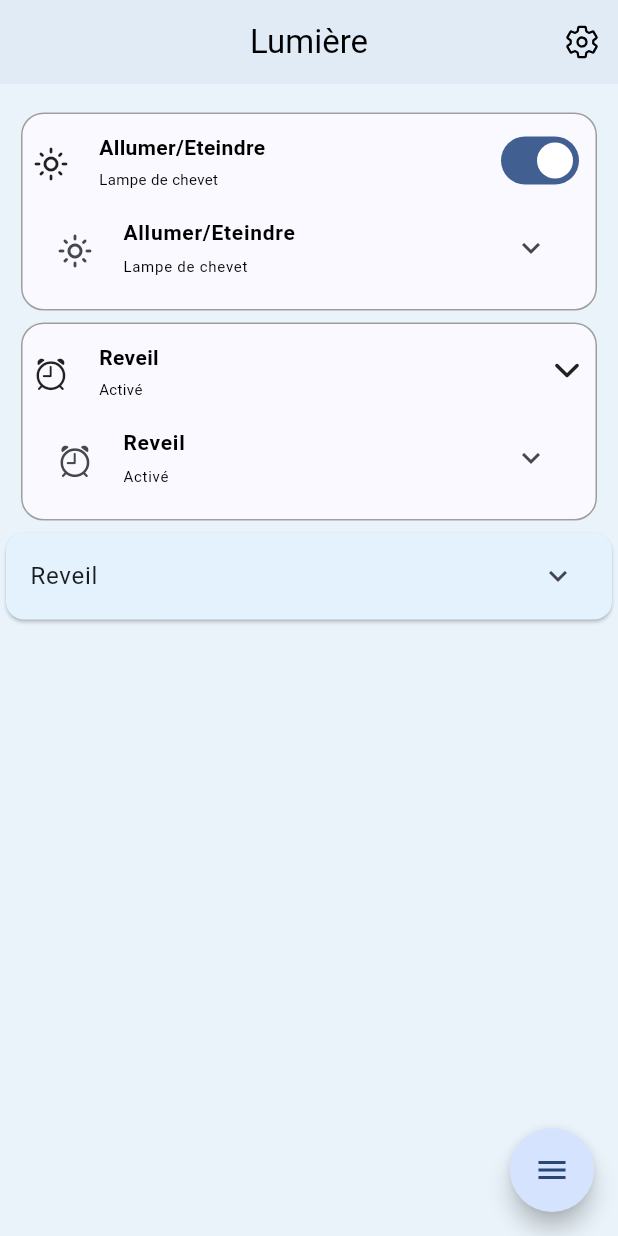
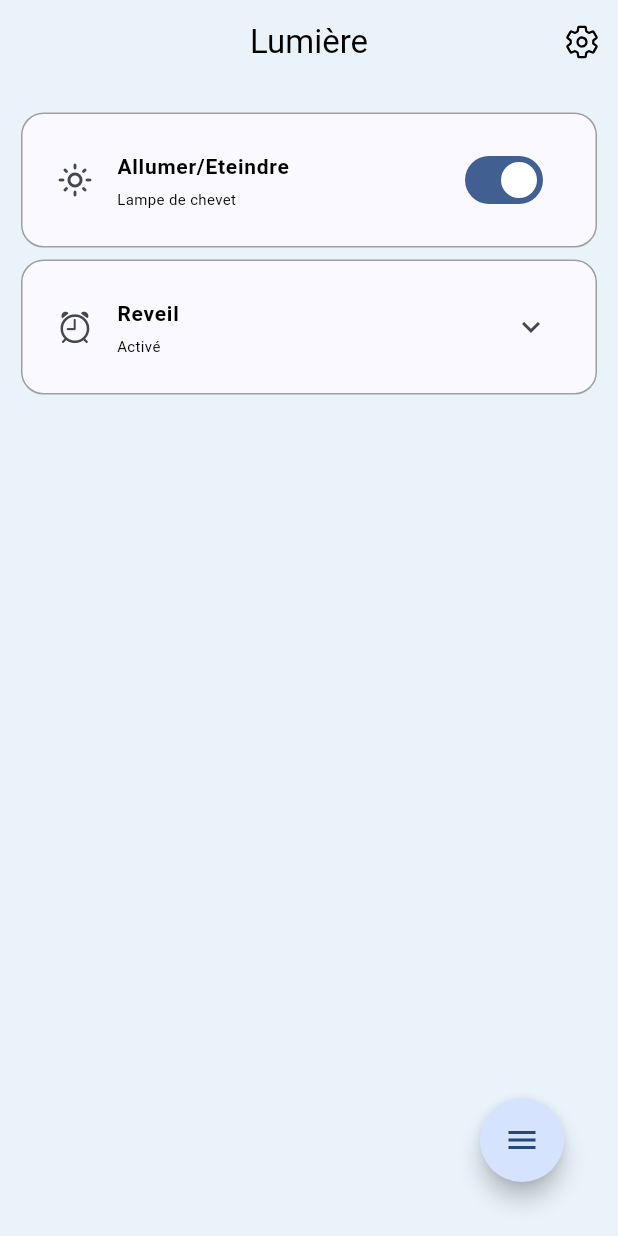
Before and after one commit to AymericROUVRAIS/lumiere, a Flutter app: the screen it shows after launch, on a phone screen of 412 x 824 dp. Run offline on Flutter 3.47's test engine with Material 3 defaults, Android fonts, the phone set to English and light mode, and no system bars; drawn by our look-alikes of flutter_speed_dial; our stand-ins replace ionicons, toggle_switch.

Commit message:
Correct implementation of MainCard

```diff
--- a/lib/components/main_card.dart
+++ b/lib/components/main_card.dart
@@ -7,6 +7,7 @@ class MainCard extends StatefulWidget {
   final VoidCallback onTap;
   final String leadingLabel;
   final String subLabel;
+  final List<ListTile> expansionChild;
 
   const MainCard({
     super.key,
@@ -14,6 +15,7 @@ class MainCard extends StatefulWidget {
     required this.onTap,
     required this.leadingLabel,
     required this.subLabel,
+    required this.expansionChild,
     this.end,
   });
 
@@ -31,86 +33,19 @@ class _MainCardState extends State<MainCard> {
         shape: RoundedRectangleBorder(
           side: const BorderSide(color: Colors.grey, width: 1.0),
           borderRadius: BorderRadius.circular(15),
-        ), // fixed: valid border
+        ), // customize card border
         child: Padding(
           padding: const EdgeInsets.all(8.0),
-          child: Column(
-            children: [
-              GestureDetector(
-                onTap: widget.onTap,
-                child: Row(
-                  mainAxisAlignment: MainAxisAlignment.center,
-                  crossAxisAlignment: CrossAxisAlignment.center,
-                  children: [
-                    Padding(
-                      padding: const EdgeInsets.only(top: 5.0),
-                      child: Icon(widget.icon),
-                    ),
-                    Expanded(
-                      child: Padding(
-                        padding: const EdgeInsets.symmetric(
-                          horizontal: 20.0,
-                          vertical: 5.0,
-                        ),
-                        child: Column(
-                          crossAxisAlignment: CrossAxisAlignment.start,
-                          children: [
-                            Text(
-                              widget.leadingLabel,
-                              style: leadingTextStyle(context),
-                            ),
-                            const SizedBox(height: 4.0),
-                            if (widget.subLabel.isNotEmpty)
-                              Text(
-                                widget.subLabel,
-                                style: subTextStyle(context),
-                              ),
-                          ],
-                        ),
-                      ),
-                    ),
-                    if (widget.end != null) widget.end!,
-                  ],
-                ),
-              ),
-              ExpansionTile(
-                shape: const RoundedRectangleBorder(
-                  side: BorderSide(color: Colors.transparent),
-                  borderRadius: BorderRadius.all(Radius.circular(15)),
-                ),
-                title: Row(
-                  children: [
-                    Padding(
-                      padding: const EdgeInsets.only(top: 5.0),
-                      child: Icon(widget.icon),
-                    ),
-                    Expanded(
-                      child: Padding(
-                        padding: const EdgeInsets.symmetric(
-                          horizontal: 20.0,
-                          vertical: 5.0,
-                        ),
-                        child: Column(
-                          crossAxisAlignment: CrossAxisAlignment.start,
-                          children: [
-                            Text(
-                              widget.leadingLabel,
-                              style: leadingTextStyle(context),
-                            ),
-                            const SizedBox(height: 4.0),
-                            if (widget.subLabel.isNotEmpty)
-                              Text(
-                                widget.subLabel,
-                                style: subTextStyle(context),
-                              ),
-                          ],
-                        ),
-                      ),
-                    ),
-                  ],
-                ),
-              ),
-            ],
+          child: ExpansionTile(
+            title: Text(widget.leadingLabel, style: leadingTextStyle(context)),
+            subtitle: Text(widget.subLabel, style: subTextStyle(context)),
+            leading: Icon(widget.icon),
+            trailing: widget.end, // default chevron if widget.end is empty
+            shape: const RoundedRectangleBorder(
+              side: BorderSide(color: Colors.transparent),
+              borderRadius: BorderRadius.all(Radius.circular(15)),
+            ),
+            children: widget.expansionChild,
           ),
         ),
       ),
--- a/lib/components/toggle_switch.dart
+++ b/lib/components/toggle_switch.dart
@@ -1,14 +1,13 @@
 import 'package:flutter/material.dart';
-// import 'package:lumiere/theme/theme.dart';
 
-class SwitchExample extends StatefulWidget {
-  const SwitchExample({super.key});
+class ToggleSwitch extends StatefulWidget {
+  const ToggleSwitch({super.key});
 
   @override
-  State<SwitchExample> createState() => _SwitchExampleState();
+  State<ToggleSwitch> createState() => _ToggleSwitchState();
 }
 
-class _SwitchExampleState extends State<SwitchExample> {
+class _ToggleSwitchState extends State<ToggleSwitch> {
   bool light = true;
 
   @override
--- a/lib/screens/homepage.dart
+++ b/lib/screens/homepage.dart
@@ -38,8 +38,10 @@ class _HomePageState extends State<HomePage> {
         ? selectedTime!.format(context)
         : 'No time selected';
     // final Platform i;
-    late bool card1Expanded = true;
-    late bool card2Expanded = true;
+    // late bool card1Expanded = true;
+    // late bool card2Expanded = true;
+    late double lightValue = 0;
+
     late List<ListTile> lightStateChild = [
       ListTile(
         title: FillingSlider(
@@ -74,6 +76,7 @@ class _HomePageState extends State<HomePage> {
         ),
       ),
     ]; // only a slider (filling slider)
+    late List<ListTile> alarmChild = [];
 
     return Scaffold(
       appBar: AppBar(
@@ -88,21 +91,31 @@ class _HomePageState extends State<HomePage> {
           ),
         ],
       ),
-      floatingActionButton: SpeedDial(
+      floatingActionButton: Padding(
+        padding: const EdgeInsets.all(20.0),
+        child: SpeedDial(
           animatedIcon: AnimatedIcons.menu_close,
           overlayOpacity: 0.4,
           spacing: 10,
           spaceBetweenChildren: 8,
-        childrenButtonSize: const Size(100, 50),
+          childrenButtonSize: const Size(50, 50),
           direction: SpeedDialDirection.up,
 
           children: [
             SpeedDialChild(
-            child: Row(children: [const Icon(Icons.add), Text('Ajouter')]),
+              child: const Icon(Icons.add),
+              label: 'Ajouter',
+              onTap: () {
+                _showTimePicker();
+              },
+            ),
+            SpeedDialChild(
+              child: const Icon(Icons.edit),
+              label: 'Modifier',
               onTap: () {},
             ),
-          SpeedDialChild(child: const Icon(Icons.edit), onTap: () {}),
           ],
+        ),
       ),
       body: Center(
         child: Column(
@@ -113,18 +126,16 @@ class _HomePageState extends State<HomePage> {
               onTap: () {},
               leadingLabel: 'Allumer/Eteindre',
               subLabel: 'Lampe de chevet',
-              end: SwitchExample(),
+              end: ToggleSwitch(),
+              expansionChild: lightStateChild,
             ),
             MainCard(
               leadingLabel: 'Reveil',
               subLabel: 'Activé',
               icon: CupertinoIcons.alarm,
-              onTap: _showTimePicker,
-              end: Icon(
-                card2Expanded ? Ionicons.chevron_down : Ionicons.chevron_up,
+              onTap: () {},
+              expansionChild: alarmChild,
             ),
-            ),
-            Card(child: ExpansionTile(title: Text('Reveil'))),
           ],
         ),
       ),
--- a/lib/theme/theme.dart
+++ b/lib/theme/theme.dart
@@ -4,6 +4,7 @@ import 'package:flutter/material.dart';
 final ThemeData lightMode = ThemeData(
   brightness: Brightness.light,
   useMaterial3: true,
+  // Defining default colorscheme to cover all ground automatically
   colorScheme: ColorScheme.fromSeed(
     seedColor: Color(0xFF468df3), // Light blue
     brightness: Brightness.light,
@@ -12,7 +13,7 @@ final ThemeData lightMode = ThemeData(
   appBarTheme: const AppBarTheme(
     backgroundColor: Color(0xFFEAF3FA), // Blue Color(0xFF458cf2)
     foregroundColor: Colors.black,
-    elevation: 1,
+    elevation: 0,
   ),
   textButtonTheme: TextButtonThemeData(
     style: TextButton.styleFrom(foregroundColor: Colors.white),
@@ -23,6 +24,10 @@ final ThemeData lightMode = ThemeData(
     bodySmall: TextStyle(color: Colors.black),
   ),
   cardTheme: CardThemeData(color: Colors.blue[50]),
+  sliderTheme: SliderThemeData(
+    activeTrackColor: Color(0xFF468df3),
+    inactiveTrackColor: Colors.grey,
+  ),
 );
 
 // Dark Theme - Purple
@@ -30,7 +35,7 @@ final ThemeData darkMode = ThemeData(
   brightness: Brightness.dark,
   useMaterial3: true,
   colorScheme: ColorScheme.fromSeed(
-    seedColor: Color(0xFFBB86FC), // Blue
+    seedColor: Color(0xFFBB86FC), // Purple
     brightness: Brightness.dark,
   ),
   scaffoldBackgroundColor: const Color(0xFF121C2B), // Deep navy
@@ -48,6 +53,10 @@ final ThemeData darkMode = ThemeData(
     bodySmall: TextStyle(),
   ),
   cardTheme: CardThemeData(color: Color(0xFF58575a)),
+  sliderTheme: SliderThemeData(
+    activeTrackColor: Color(0xFF468df3),
+    inactiveTrackColor: Colors.grey,
+  ),
 );
 
 // Custom theme for widgets
```
Lines whose indentation alone changed are shown as unchanged.
